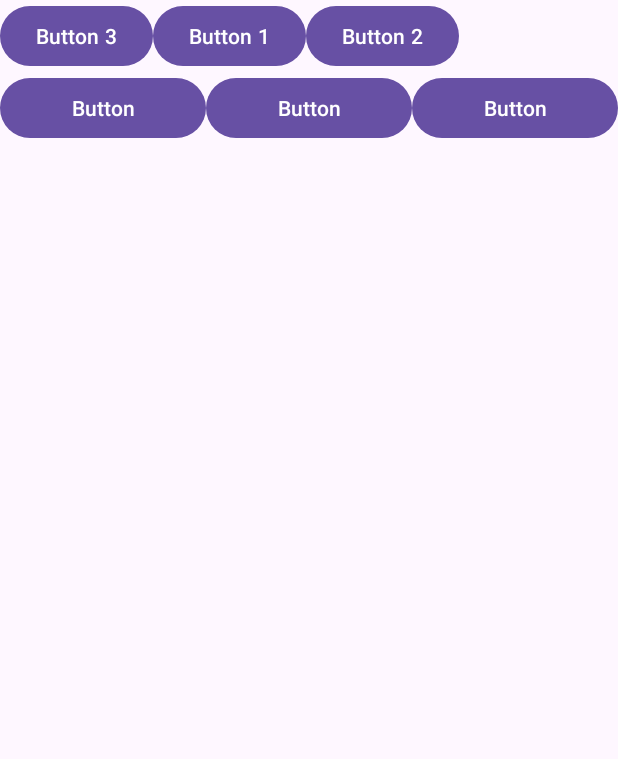
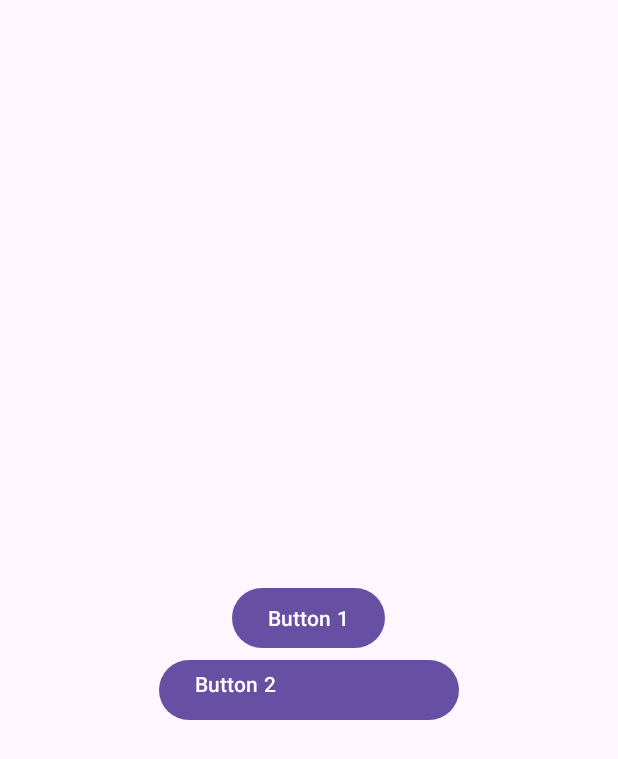
Before and after one commit to krenevych/MyFirstApp, an Android app: the screen it shows after launch (MainActivity), on a phone screen of 412 x 824 dp. Shown: the top 759 px of the screen. Run offline under Robolectric (Android 15) with nearby library versions, the phone set to English and light mode, and no system bars.

Commit message:
RelativeLayout

```diff
--- a/app/src/main/res/layout/activity_main.xml
+++ b/app/src/main/res/layout/activity_main.xml
@@ -1,64 +1,26 @@
 <?xml version="1.0" encoding="utf-8"?>
-<LinearLayout xmlns:android="http://schemas.android.com/apk/res/android"
+<RelativeLayout xmlns:android="http://schemas.android.com/apk/res/android"
     xmlns:app="http://schemas.android.com/apk/res-auto"
     xmlns:tools="http://schemas.android.com/tools"
     android:layout_width="match_parent"
     android:layout_height="match_parent"
-    android:orientation="vertical"
     tools:context=".MainActivity">
 
-    <LinearLayout
-        android:layout_width="match_parent"
+
+    <Button
+        android:id="@+id/button1"
+        android:layout_width="wrap_content"
         android:layout_height="wrap_content"
-        android:orientation="horizontal">
+        android:layout_centerInParent="true"
+        android:text="Button 1" />
 
-        <Button
-            android:id="@+id/button3"
-            android:layout_width="wrap_content"
-            android:layout_height="wrap_content"
-            android:text="Button 3" />
+    <Button
+        android:id="@+id/button2"
+        android:layout_width="200dp"
+        android:layout_height="wrap_content"
+        android:layout_below="@id/button1"
+        android:layout_centerHorizontal="true"
+        android:gravity="top|left"
+        android:text="Button 2" />
 
-        <Button
-            android:id="@+id/button"
-            android:layout_width="wrap_content"
-            android:layout_height="wrap_content"
-            android:text="Button 1" />
-
-
-        <Button
-            android:id="@+id/button2"
-            android:layout_width="wrap_content"
-            android:layout_height="wrap_content"
-            android:text="Button 2" />
-
-    </LinearLayout>
-
-    <LinearLayout
-        android:layout_width="match_parent"
-        android:layout_height="match_parent"
-        android:orientation="horizontal">
-
-        <Button
-            android:id="@+id/button4"
-            android:layout_width="wrap_content"
-            android:layout_height="wrap_content"
-            android:layout_weight="1"
-            android:text="Button" />
-
-        <Button
-            android:id="@+id/button5"
-            android:layout_width="wrap_content"
-            android:layout_height="wrap_content"
-            android:layout_weight="1"
-            android:text="Button" />
-
-        <Button
-            android:id="@+id/button6"
-            android:layout_width="wrap_content"
-            android:layout_height="wrap_content"
-            android:layout_weight="1"
-            android:text="Button" />
-    </LinearLayout>
-
-
-</LinearLayout>
+</RelativeLayout>
```
